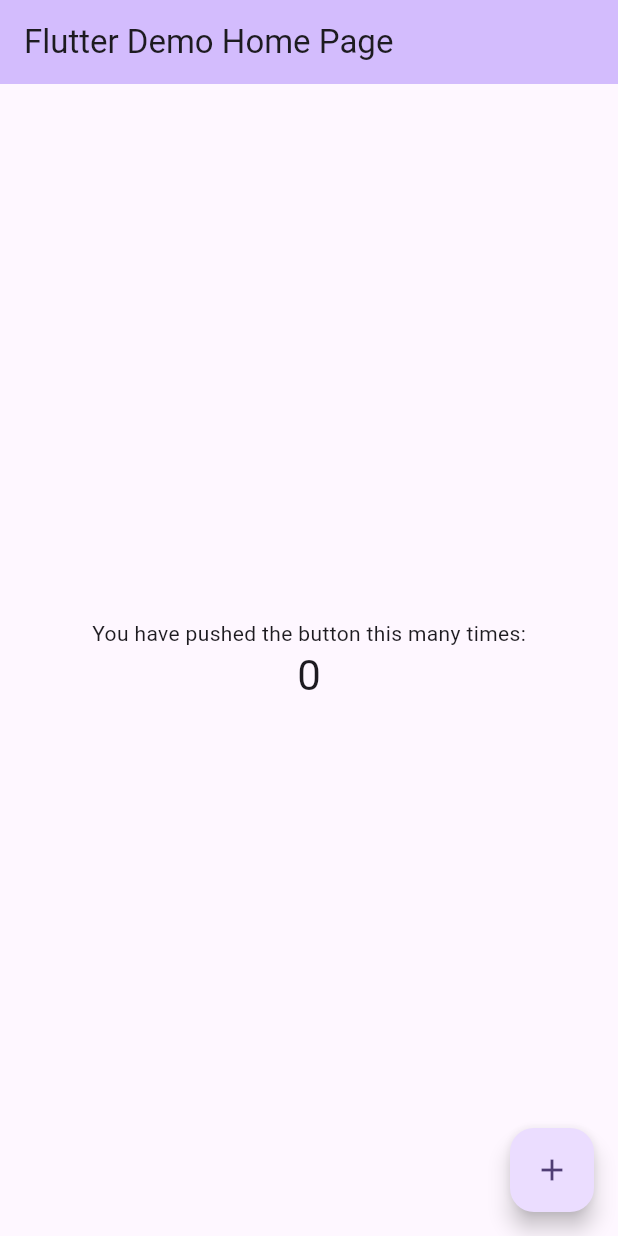
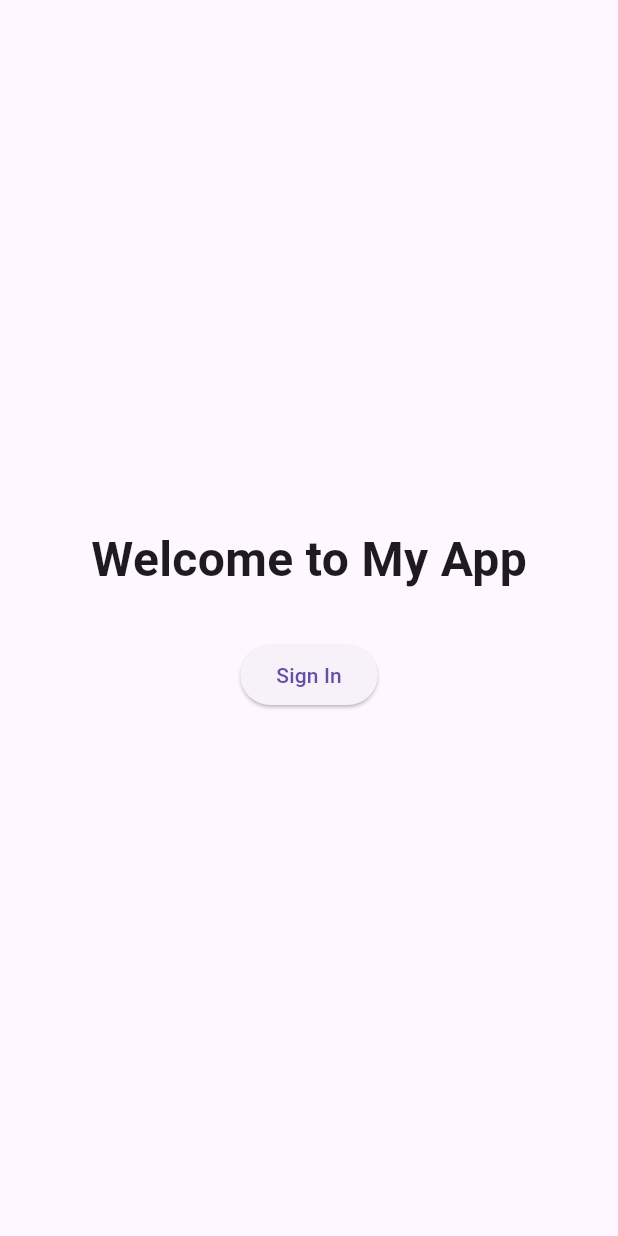
Before and after one commit to phanithksk/hosting_with_git, a Flutter app: the screen it shows after launch, on a phone screen of 412 x 824 dp. Run offline on Flutter 3.47's test engine with Material 3 defaults, Android fonts, the phone set to English and light mode, and no system bars; our stand-ins replace get.

Commit message:
add auth screen

```diff
--- a/lib/main.dart
+++ b/lib/main.dart
@@ -1,4 +1,7 @@
 import 'package:flutter/material.dart';
+import 'package:get/get.dart';
+import 'package:hosting_with_git/welcom_screen.dart';
+import 'signin_screen.dart';
 
 void main() {
   runApp(const MyApp());
@@ -7,116 +10,16 @@ void main() {
 class MyApp extends StatelessWidget {
   const MyApp({super.key});
 
-  // This widget is the root of your application.
   @override
   Widget build(BuildContext context) {
-    return MaterialApp(
-      title: 'Flutter Demo',
-      theme: ThemeData(
-        // This is the theme of your application.
-        //
-        // TRY THIS: Try running your application with "flutter run". You'll see
-        // the application has a purple toolbar. Then, without quitting the app,
-        // try changing the seedColor in the colorScheme below to Colors.green
-        // and then invoke "hot reload" (save your changes or press the "hot
-        // reload" button in a Flutter-supported IDE, or press "r" if you used
-        // the command line to start the app).
-        //
-        // Notice that the counter didn't reset back to zero; the application
-        // state is not lost during the reload. To reset the state, use hot
-        // restart instead.
-        //
-        // This works for code too, not just values: Most code changes can be
-        // tested with just a hot reload.
-        colorScheme: ColorScheme.fromSeed(seedColor: Colors.deepPurple),
-      ),
-      home: const MyHomePage(title: 'Flutter Demo Home Page'),
+    return GetMaterialApp(
+      title: 'Flutter Web Demo',
+      debugShowCheckedModeBanner: false,
+      initialRoute: '/welcome',
+      getPages: [
+        GetPage(name: '/welcome', page: () => const WelcomeScreen()),
+        GetPage(name: '/signin', page: () => const SignInScreen()),
+      ],
     );
   }
 }
-
-class MyHomePage extends StatefulWidget {
-  const MyHomePage({super.key, required this.title});
-
-  // This widget is the home page of your application. It is stateful, meaning
-  // that it has a State object (defined below) that contains fields that affect
-  // how it looks.
-
-  // This class is the configuration for the state. It holds the values (in this
-  // case the title) provided by the parent (in this case the App widget) and
-  // used by the build method of the State. Fields in a Widget subclass are
-  // always marked "final".
-
-  final String title;
-
-  @override
-  State<MyHomePage> createState() => _MyHomePageState();
-}
-
-class _MyHomePageState extends State<MyHomePage> {
-  int _counter = 0;
-
-  void _incrementCounter() {
-    setState(() {
-      // This call to setState tells the Flutter framework that something has
-      // changed in this State, which causes it to rerun the build method below
-      // so that the display can reflect the updated values. If we changed
-      // _counter without calling setState(), then the build method would not be
-      // called again, and so nothing would appear to happen.
-      _counter++;
-    });
-  }
-
-  @override
-  Widget build(BuildContext context) {
-    // This method is rerun every time setState is called, for instance as done
-    // by the _incrementCounter method above.
-    //
-    // The Flutter framework has been optimized to make rerunning build methods
-    // fast, so that you can just rebuild anything that needs updating rather
-    // than having to individually change instances of widgets.
-    return Scaffold(
-      appBar: AppBar(
-        // TRY THIS: Try changing the color here to a specific color (to
-        // Colors.amber, perhaps?) and trigger a hot reload to see the AppBar
-        // change color while the other colors stay the same.
-        backgroundColor: Theme.of(context).colorScheme.inversePrimary,
-        // Here we take the value from the MyHomePage object that was created by
-        // the App.build method, and use it to set our appbar title.
-        title: Text(widget.title),
-      ),
-      body: Center(
-        // Center is a layout widget. It takes a single child and positions it
-        // in the middle of the parent.
-        child: Column(
-          // Column is also a layout widget. It takes a list of children and
-          // arranges them vertically. By default, it sizes itself to fit its
-          // children horizontally, and tries to be as tall as its parent.
-          //
-          // Column has various properties to control how it sizes itself and
-          // how it positions its children. Here we use mainAxisAlignment to
-          // center the children vertically; the main axis here is the vertical
-          // axis because Columns are vertical (the cross axis would be
-          // horizontal).
-          //
-          // TRY THIS: Invoke "debug painting" (choose the "Toggle Debug Paint"
-          // action in the IDE, or press "p" in the console), to see the
-          // wireframe for each widget.
-          mainAxisAlignment: MainAxisAlignment.center,
-          children: <Widget>[
-            const Text('You have pushed the button this many times:'),
-            Text(
-              '$_counter',
-              style: Theme.of(context).textTheme.headlineMedium,
-            ),
-          ],
-        ),
-      ),
-      floatingActionButton: FloatingActionButton(
-        onPressed: _incrementCounter,
-        tooltip: 'Increment',
-        child: const Icon(Icons.add),
-      ), // This trailing comma makes auto-formatting nicer for build methods.
-    );
-  }
-}
--- /dev/null
+++ b/lib/welcom_screen.dart
@@ -0,0 +1,31 @@
+import 'package:flutter/material.dart';
+import 'package:get/get.dart';
+
+class WelcomeScreen extends StatelessWidget {
+  const WelcomeScreen({super.key});
+
+  @override
+  Widget build(BuildContext context) {
+    return Scaffold(
+      body: Center(
+        child: Column(
+          mainAxisAlignment: MainAxisAlignment.center,
+          children: [
+            const Text(
+              'Welcome to My App',
+              style: TextStyle(fontSize: 32, fontWeight: FontWeight.bold),
+            ),
+            const SizedBox(height: 30),
+            ElevatedButton(
+              onPressed: () {
+                // Navigate to SignIn Screen
+                Get.toNamed('/signin');
+              },
+              child: const Text('Sign In'),
+            ),
+          ],
+        ),
+      ),
+    );
+  }
+}
--- a/pubspec.yaml
+++ b/pubspec.yaml
@@ -34,6 +34,7 @@ dependencies:
   # The following adds the Cupertino Icons font to your application.
   # Use with the CupertinoIcons class for iOS style icons.
   cupertino_icons: ^1.0.8
+  get: ^4.7.2
 
 dev_dependencies:
   flutter_test:
```
Also changed, not shown: lib/signin_screen.dart (added, +49 -0 lines), pubspec.lock.
